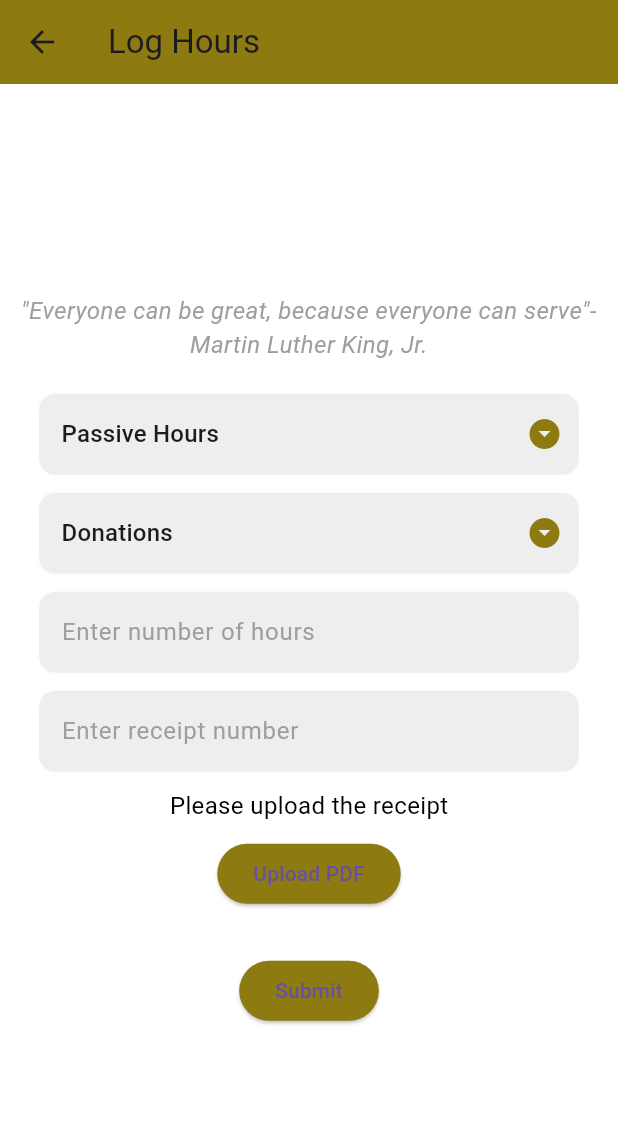
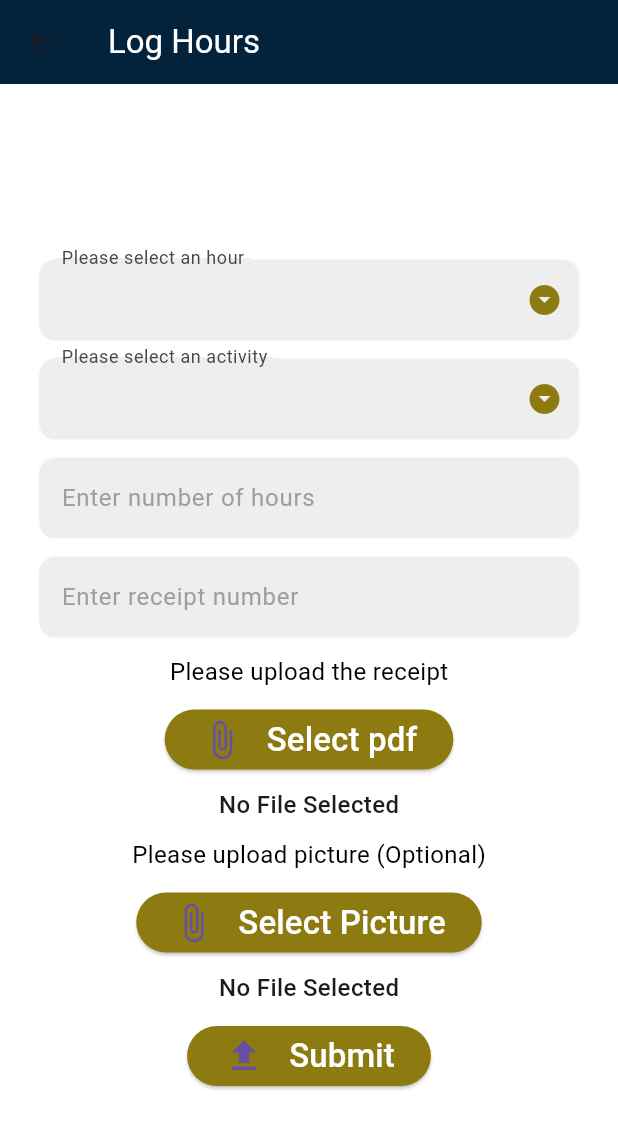
Before and after one commit to tisetsosheron/CCE-Reddam-House, a Flutter app: the LogHoursPage screen opened directly, on a phone screen of 412 x 824 dp. Shown: the top 1129 px of the screen. Run offline on Flutter 3.47's test engine with Material 3 defaults, Android fonts, the phone set to English and light mode, and no system bars; our stand-ins replace cloud_firestore, file_picker, firebase_auth, firebase_core, firebase_storage; accounts and stored records are empty; network calls fail.

Commit message:
log hours to firebase

```diff
--- a/lib/Screens/log_hours.dart
+++ b/lib/Screens/log_hours.dart
@@ -1,9 +1,16 @@
+import 'dart:io';
+
+import 'package:cce_reddam_house/Screens/loginPage.dart';
+import 'package:cce_reddam_house/components/elevated_button.dart';
+import 'package:cce_reddam_house/components/textField.dart';
+import 'package:cloud_firestore/cloud_firestore.dart';
+import 'package:file_picker/file_picker.dart';
+import 'package:firebase_auth/firebase_auth.dart';
+import 'package:firebase_storage/firebase_storage.dart';
 import 'package:flutter/material.dart';
-import 'package:file_picker/file_picker.dart';
-import 'package:cce_reddam_house/components/myButton.dart';
-import 'package:cce_reddam_house/components/textField.dart';
-import 'package:cce_reddam_house/Screens/home_page.dart';
-import 'package:cce_reddam_house/Screens/loginPage.dart';
+import 'package:path/path.dart';
+
+import '../api/firebase_api.dart';
 import '../components/drop_down.dart';
 
 class LogHoursPage extends StatefulWidget {
@@ -15,14 +22,22 @@ class LogHoursPage extends StatefulWidget {
 }
 
 class _LogHoursPageState extends State<LogHoursPage> {
+  final FirebaseAuth _auth = FirebaseAuth.instance;
+  final FirebaseFirestore _firestore = FirebaseFirestore.instance;
+
   final hoursController = TextEditingController();
   final receiptController = TextEditingController();
-  String selectedHour = "Passive Hours";
-  String selectedActivity = "Donations";
+  String selectedHour = "";
+  String selectedActivity = "";
   String? filePath;
+  File? image;
+  File? file;
+  UploadTask? taskFile;
+  UploadTask? taskImage;
 
-  final _hoursList = ["Passive Hours", "Active Collection", "Active Time"];
-  final _activityList = [
+  final _hoursList = ["", "Passive Hours", "Active Collection", "Active Time"];
+  List<String> _activityList = [
+    "",
     "Donations",
     "External",
     "Blankets",
@@ -37,32 +52,110 @@ class _LogHoursPageState extends State<LogHoursPage> {
     "Tutoring"
   ];
 
-  Future<void> _selectFile() async {
-    FilePickerResult? result = await FilePicker.platform.pickFiles(
-      type: FileType.custom,
-      allowedExtensions: ['pdf'],
-    );
+  final Map<String, List<String>> _dependentActivities = {
+    "Passive Hours": ["", "Donations", "External"],
+    "Active Collection": [
+      "",
+      "Blankets",
+      "Bottle tops and tags(max 50)",
+      "Eco bricks(max 50)",
+      "External"
+    ],
+    "Active Time": [
+      "",
+      "67 hours"
+          "Elandsvlei",
+      "External"
+          "Jars of hope",
+      "Sandwiches",
+      "Santa shoebox",
+      "Squares(50)",
+      "Tutoring"
+    ],
+  };
 
-    if (result != null) {
-      setState(() {
-        filePath = result.files.single.path;
-      });
+  void _updateActivitiesList(String selectedHour) {
+    setState(() {
+      selectedActivity = _dependentActivities[selectedHour]![0];
+      _activityList = _dependentActivities[selectedHour]!;
+    });
+  }
 
-      ScaffoldMessenger.of(context).showSnackBar(
-        SnackBar(
-          content: Text('Receipt Uploaded Successfully'),
-          duration: Duration(seconds: 2), // Adjust the duration as needed
-        ),
-      );
+  bool isExternalActivitySelected() {
+    return selectedActivity == "External";
+  }
+
+  Future selectFile() async {
+    final result = await FilePicker.platform.pickFiles(allowMultiple: false);
+
+    if (result == null) return;
+    final path = result.files.single.path!;
+
+    setState(() => file = File(path));
+  }
+
+  Future selectPicture() async {
+    final pickedPicture =
+        await FilePicker.platform.pickFiles(allowMultiple: false);
+
+    if (pickedPicture == null) return;
+    final path = pickedPicture.files.single.path!;
+
+    setState(() {
+      image = File(path);
+    });
+  }
+
+  Future uploadFiles() async {
+    if (file == null && image == null) return;
+
+    if (file != null) {
+      final fileName = basename(file!.path);
+      final destination = 'file/$fileName';
+      taskFile = FirebaseApi.uploadFile(destination, file!);
     }
+
+    if (image != null) {
+      final imageName = basename(image!.path);
+      final destination = 'image/$imageName';
+      taskImage = FirebaseApi.uploadFile(destination, image!);
+    }
+
+    if (taskFile == null && taskImage == null) return;
+    final snapshot1 = await taskFile!.whenComplete(() {});
+    final fileURL = await snapshot1.ref.getDownloadURL();
+    final snapshot2 = await taskImage!.whenComplete(() {});
+    final imageURL = await snapshot2.ref.getDownloadURL();
+
+    // Show the "Submitted" message in a Snackbar
+    //   ScaffoldMessenger.of(context).showSnackBar(
+    //   SnackBar(
+    //     content: Text('Submitted'),
+    //     duration: Duration(seconds: 2), // Adjust the duration as needed
+    //   ),
+    // );
+
+    // Store the URLs and other information in Firestore
+    await _firestore.collection('logged_hours').add({
+      'type_hour': selectedHour,
+      'activity': selectedActivity,
+      'hours': hoursController.text,
+      'receipt_number': receiptController.text,
+      'file_url': fileURL,
+      'image_url': imageURL,
+    });
   }
+  // Reset the selected file and image after upload
 
   @override
   Widget build(BuildContext context) {
+    final fileName = file != null ? basename(file!.path) : 'No File Selected';
+    final imageName =
+        image != null ? basename(image!.path) : 'No File Selected';
     return Scaffold(
       appBar: AppBar(
-          title: Text("Log Hours"),
-          backgroundColor: Color.fromARGB(255, 141, 122, 16),
+          title: Text("Log Hours", style: TextStyle(color: Colors.white)),
+          backgroundColor: Color.fromARGB(255, 3, 34, 59),
           leading: IconButton(
               icon: Icon(Icons.arrow_back), // Use the arrow back icon
               onPressed: () {
@@ -75,36 +168,22 @@ class _LogHoursPageState extends State<LogHoursPage> {
           child: Center(
               child: SingleChildScrollView(
         child: Column(mainAxisAlignment: MainAxisAlignment.center, children: [
-          const SizedBox(
-            height: 10,
-          ),
-          Center(
-            //add a quote
-            child: Text(
-              '"Everyone can be great, because everyone can serve"- Martin Luther King, Jr.',
-              style: TextStyle(
-                color: Colors.grey,
-                fontSize: 16,
-                fontStyle: FontStyle.italic,
-              ),
-              textAlign: TextAlign.center,
-            ),
-          ),
           const SizedBox(height: 20),
-          //drop down for the type of hour
+          // drop down for the type of hour
           CustomDropdown(
             items: _hoursList,
             value: selectedHour,
             onChanged: (newValue) {
               setState(() {
                 selectedHour = newValue;
+                _updateActivitiesList(newValue);
               });
             },
             labelText: "Please select an hour",
           ),
           const SizedBox(height: 10),
 
-          //drop down for the type of activity
+          // drop down for the type of activity
           CustomDropdown(
             items: _activityList,
             value: selectedActivity,
@@ -115,6 +194,7 @@ class _LogHoursPageState extends State<LogHoursPage> {
             },
             labelText: "Please select an activity",
           ),
+
           const SizedBox(height: 10),
 
           //textfield for the number of hours
@@ -122,6 +202,7 @@ class _LogHoursPageState extends State<LogHoursPage> {
             controller: hoursController,
             hintText: 'Enter number of hours',
             obscureText: false,
+            enabled: isExternalActivitySelected(),
           ),
           const SizedBox(height: 10),
 
@@ -133,7 +214,7 @@ class _LogHoursPageState extends State<LogHoursPage> {
           ),
           const SizedBox(height: 10),
 
-          Text(
+          const Text(
             'Please upload the receipt',
             style: TextStyle(
               color: Colors.black,
@@ -142,46 +223,50 @@ class _LogHoursPageState extends State<LogHoursPage> {
           ),
           const SizedBox(height: 10),
 
-          //button for uploading the receipt
-          Padding(
-            padding: const EdgeInsets.symmetric(horizontal: 16.0),
-            child: ElevatedButton(
-              onPressed: _selectFile,
-              child: Text('Upload PDF'),
-              style: ElevatedButton.styleFrom(
-                primary:
-                    Color.fromARGB(255, 141, 122, 16), // Match app bar color
-              ),
-            ),
+          ButtonWidget(
+            icon: Icons.attach_file,
+            text: "Select pdf",
+            onClicked: selectFile,
           ),
-          if (filePath != null) // Show selected file path
-            Padding(
-              padding: const EdgeInsets.symmetric(horizontal: 16.0),
-              child: Text(
-                'Selected file: $filePath',
-                style: TextStyle(color: Colors.black),
-              ),
-            ),
-          const SizedBox(height: 30),
-          Padding(
-            padding: const EdgeInsets.symmetric(horizontal: 16.0),
-            child: ElevatedButton(
-              onPressed: () {
-                Navigator.of(context).pushReplacement(
-                  MaterialPageRoute(
-                    builder: (context) =>
-                        LoginPage(), // Replace HomePage with your actual homepage widget
-                  ),
-                );
-              },
-              child: Text('Submit'),
-              style: ElevatedButton.styleFrom(
-                primary:
-                    Color.fromARGB(255, 141, 122, 16), // Change color as needed
-              ),
+          const SizedBox(
+            height: 8,
+          ),
+
+          Text(
+            fileName,
+            style: TextStyle(fontSize: 16, fontWeight: FontWeight.w500),
+          ),
+
+          SizedBox(height: 10),
+
+          const Text(
+            'Please upload picture (Optional)',
+            style: TextStyle(
+              color: Colors.black,
+              fontSize: 16,
             ),
           ),
           const SizedBox(height: 10),
+
+          ButtonWidget(
+            icon: Icons.attach_file,
+            text: "Select Picture",
+            onClicked: selectPicture,
+          ),
+
+          SizedBox(height: 8),
+          Text(
+            imageName,
+            style: TextStyle(fontSize: 16, fontWeight: FontWeight.w500),
+          ),
+
+          SizedBox(height: 10),
+
+          ButtonWidget(
+            icon: Icons.upload,
+            text: "Submit",
+            onClicked: uploadFiles,
+          ),
         ]),
       ))),
     );
--- a/lib/Screens/teacher_homepage.dart
+++ b/lib/Screens/teacher_homepage.dart
@@ -1,4 +1,3 @@
-import 'package:cce_reddam_house/Screens/profile_page.dart';
 import 'package:cce_reddam_house/Screens/teacher_profile.dart';
 import 'package:cce_reddam_house/components/drawer.dart';
 import 'package:firebase_auth/firebase_auth.dart';
@@ -39,6 +38,7 @@ class _TeacherHomePageState extends State<TeacherHomePage> {
         drawer: MyDrawer(
           onProfileTap: goToProfilePage,
           onSignOut: signUserOut,
+          onLogHours: null,
         ),
         body: Center(
           child: Column(
--- /dev/null
+++ b/lib/api/firebase_api.dart
@@ -0,0 +1,16 @@
+import 'dart:io';
+
+import 'package:firebase_storage/firebase_storage.dart';
+
+class FirebaseApi {
+  static UploadTask? uploadFile(String destination, File file) {
+    try {
+      final ref = FirebaseStorage.instance.ref(destination);
+      final task = ref.putFile(file);
+      return task;
+    } on FirebaseException catch (e) {
+      print('Firebase Storage Error: $e');
+      return null;
+    }
+  }
+}
--- a/lib/components/drawer.dart
+++ b/lib/components/drawer.dart
@@ -5,10 +5,12 @@ import 'My_list_tile.dart';
 class MyDrawer extends StatelessWidget {
   final void Function()? onProfileTap;
   final void Function()? onSignOut;
+   final void Function()? onLogHours;
   const MyDrawer({
     super.key,
     required this.onProfileTap,
     required this.onSignOut,
+    required this.onLogHours
     });
 
   @override
@@ -33,6 +35,10 @@ class MyDrawer extends StatelessWidget {
             ),
             //profile list tile
             MyListTile(icon: Icons.person, text: 'P R O F I L E', onTap: onProfileTap),
+              MyListTile(
+              icon: Icons.home,
+              text: 'L O G   H O U R S',
+              onTap: onLogHours),
                 ],),
 
                 //logout list tile
--- a/lib/components/drop_down.dart
+++ b/lib/components/drop_down.dart
@@ -36,17 +36,17 @@ class _CustomDropdownState extends State<CustomDropdown> {
         icon: const Icon(Icons.arrow_drop_down_circle,
             color: Color.fromARGB(255, 141, 122, 16)),
         decoration: InputDecoration(
-            enabledBorder:  OutlineInputBorder(
+          labelText: widget.labelText, // Add this line for labelText
+          enabledBorder: OutlineInputBorder(
               borderSide: BorderSide(color: Colors.white),
-              borderRadius: BorderRadius.circular(12)
-            ),
-            focusedBorder: OutlineInputBorder(
+              borderRadius: BorderRadius.circular(12)),
+          focusedBorder: OutlineInputBorder(
               borderSide: BorderSide(color: Color.fromARGB(255, 141, 122, 16)),
-              borderRadius: BorderRadius.circular(12)
-            ),
-            fillColor: Colors.grey.shade200,
-            filled: true,
-            hintStyle: TextStyle(color: Colors.grey[500])),
+              borderRadius: BorderRadius.circular(12)),
+          fillColor: Colors.grey.shade200,
+          filled: true,
+          hintStyle: TextStyle(color: Colors.grey[500]),
+        ),
       ),
     );
   }
--- /dev/null
+++ b/lib/components/elevated_button.dart
@@ -0,0 +1,36 @@
+import 'package:flutter/material.dart';
+
+class ButtonWidget extends StatelessWidget {
+  final IconData icon;
+  final String text;
+  final VoidCallback onClicked;
+
+  const ButtonWidget({
+    Key? key,
+    required this.icon,
+    required this.text,
+    required this.onClicked,
+  }) : super(key: key);
+
+  @override
+  Widget build(BuildContext context) => ElevatedButton(
+        style: ElevatedButton.styleFrom(
+          primary: Color.fromARGB(255, 141, 122, 16),
+          //minimumSize: Size.fromHeight(30),
+        ),
+        child: buildContent(),
+        onPressed: onClicked,
+      );
+
+  Widget buildContent() => Row(
+        mainAxisSize: MainAxisSize.min,
+        children: [
+          Icon(icon, size: 28),
+          SizedBox(width: 16),
+          Text(
+            text,
+            style: TextStyle(fontSize: 22, color: Colors.white),
+          ),
+        ],
+      );
+}
--- a/lib/components/textField.dart
+++ b/lib/components/textField.dart
@@ -4,12 +4,14 @@ class MyTextField extends StatelessWidget {
   final controller;
   final String hintText;
   final bool obscureText;
+  final bool enabled;
 
   const MyTextField({
     super.key,
     required this.controller,
     required this.hintText,
     required this.obscureText,
+    this.enabled = true,
   });
 
   @override
@@ -20,14 +22,13 @@ class MyTextField extends StatelessWidget {
         controller: controller,
         obscureText: obscureText,
         decoration: InputDecoration(
-            enabledBorder:  OutlineInputBorder(
-              borderSide: BorderSide(color: Colors.white),
-              borderRadius: BorderRadius.circular(12)
-            ),
+            enabledBorder: OutlineInputBorder(
+                borderSide: BorderSide(color: Colors.white),
+                borderRadius: BorderRadius.circular(12)),
             focusedBorder: OutlineInputBorder(
-              borderSide: BorderSide(color: Color.fromARGB(255, 141, 122, 16)),
-              borderRadius: BorderRadius.circular(12)
-            ),
+                borderSide:
+                    BorderSide(color: Color.fromARGB(255, 141, 122, 16)),
+                borderRadius: BorderRadius.circular(12)),
             fillColor: Colors.grey.shade200,
             filled: true,
             hintText: hintText,
--- a/lib/main.dart
+++ b/lib/main.dart
@@ -22,7 +22,7 @@ class MyApp extends StatelessWidget {
   Widget build(BuildContext context) {
     return const MaterialApp(
       debugShowCheckedModeBanner: false,
-      home: TimeTablePage(),
+      home: AuthPage(),
     );
   }
 }
```
Also changed, not shown: lib/Screens/home_page.dart (+14 -4 lines), pubspec.yaml (+5 -3 lines), pubspec.lock, 8 other files.
